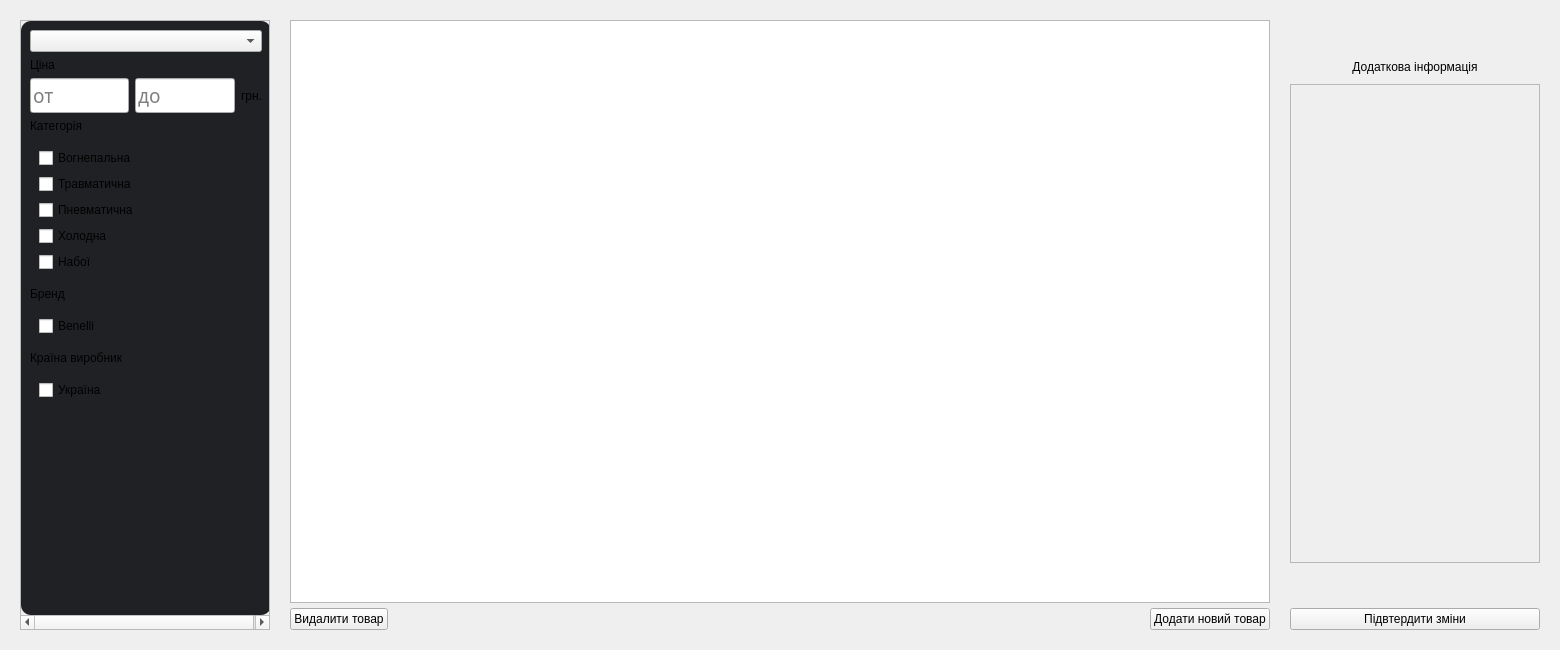
Fyz-dev/GunStore, file src/View/MenuAdmin/menueditproduct.ui: the form before one commit.
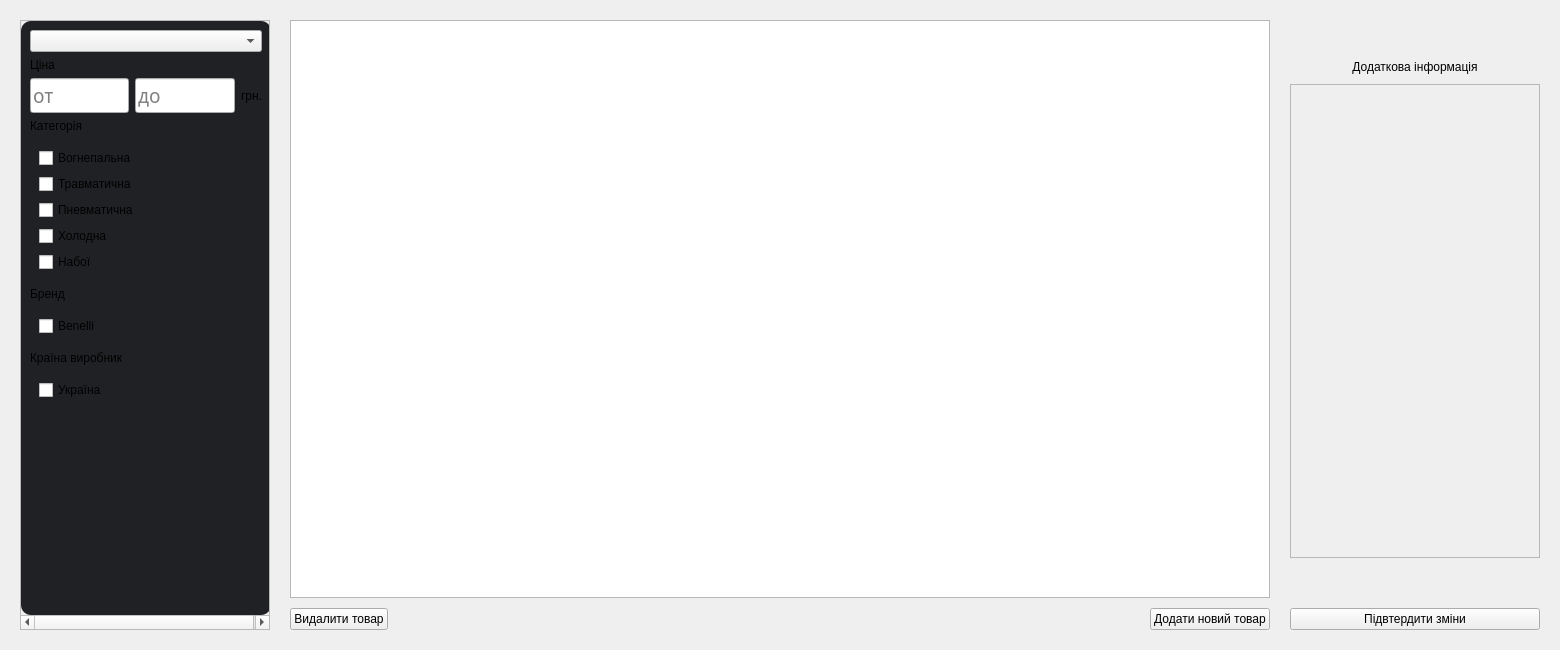
The form after the commit.

```diff
--- a/src/View/MenuAdmin/menueditproduct.ui
+++ b/src/View/MenuAdmin/menueditproduct.ui
@@ -409,7 +409,7 @@
    <item>
     <layout class="QVBoxLayout" name="verticalLayout">
      <property name="spacing">
-      <number>5</number>
+      <number>10</number>
      </property>
      <item>
       <widget class="QTableView" name="tableViewProduct">
@@ -463,7 +463,7 @@
    <item>
     <layout class="QVBoxLayout" name="verticalLayout_2">
      <property name="spacing">
-      <number>5</number>
+      <number>10</number>
      </property>
      <item>
       <widget class="QWidget" name="infoProductAndSuc" native="true">
@@ -568,7 +568,7 @@
                <x>0</x>
                <y>0</y>
                <width>246</width>
-               <height>455</height>
+               <height>450</height>
               </rect>
              </property>
              <property name="sizePolicy">
```
